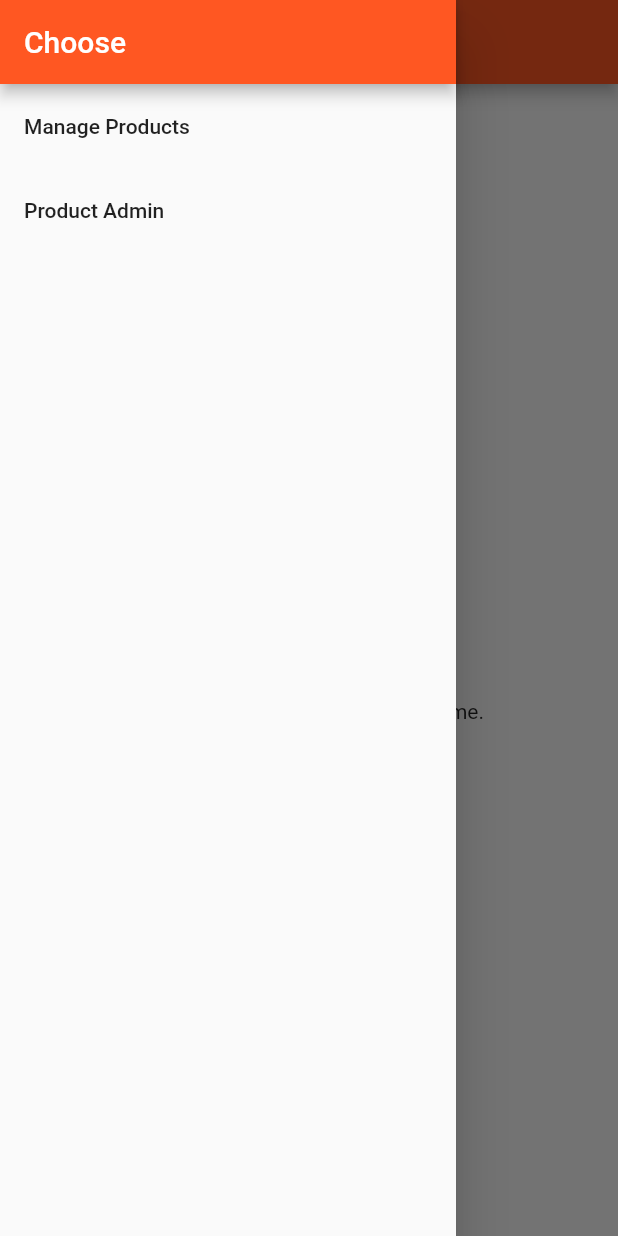
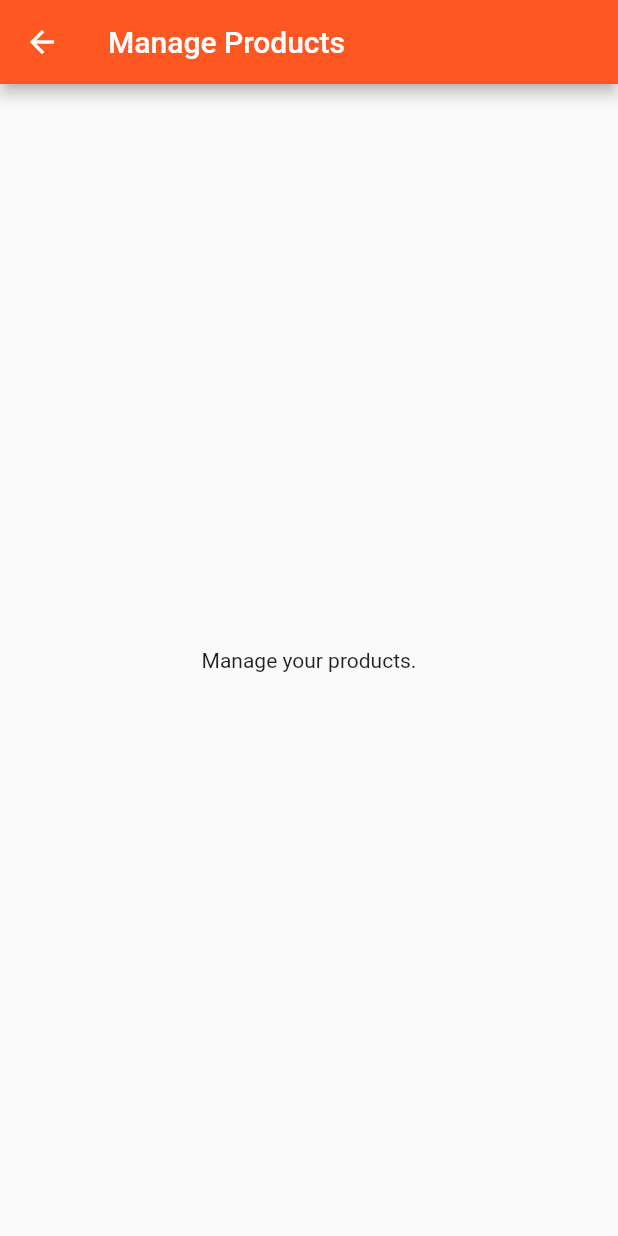
Before and after one commit to Borderlander103/flutter_course, a Flutter app: the ProductsPage screen opened directly, in the side drawer, after a tap on "Manage Products", on a phone screen of 412 x 824 dp. Run offline on Flutter 3.47's test engine with Material 2 defaults, Android fonts, the phone set to English and light mode, and no system bars.

Commit message:
Consolidate ProductAdmin with ManageProducts in drawer

```diff
--- a/lib/pages/product_admin.dart
+++ b/lib/pages/product_admin.dart
@@ -1,14 +1,14 @@
 import 'package:flutter/material.dart';
 
-class ProductAdmin extends StatelessWidget {
+class ProductAdminPage extends StatelessWidget {
   @override
   Widget build(BuildContext context) {
     return Scaffold(
       appBar: AppBar(
-        title: Text('Product Admin'),
+        title: Text('Manage Products'),
       ),
       body: Center(
-        child: Text("Blah, blah."),
+        child: Text("Manage your products."),
       ),
     );
   }
--- a/lib/pages/products.dart
+++ b/lib/pages/products.dart
@@ -17,17 +17,10 @@ class ProductsPage extends StatelessWidget {
             ListTile(
               title: Text('Manage Products'),
               onTap: () {
-                print('Manage Products pressed');
-              },
-            ),
-            ListTile(
-              title: Text('Product Admin'),
-              onTap: () {
-                print('Product Admin pressed');
                 Navigator.push(
                   context,
                   MaterialPageRoute(
-                    builder: (BuildContext context) => ProductAdmin()),
+                    builder: (BuildContext context) => ProductAdminPage()),
                 );
               },
             ),
```
